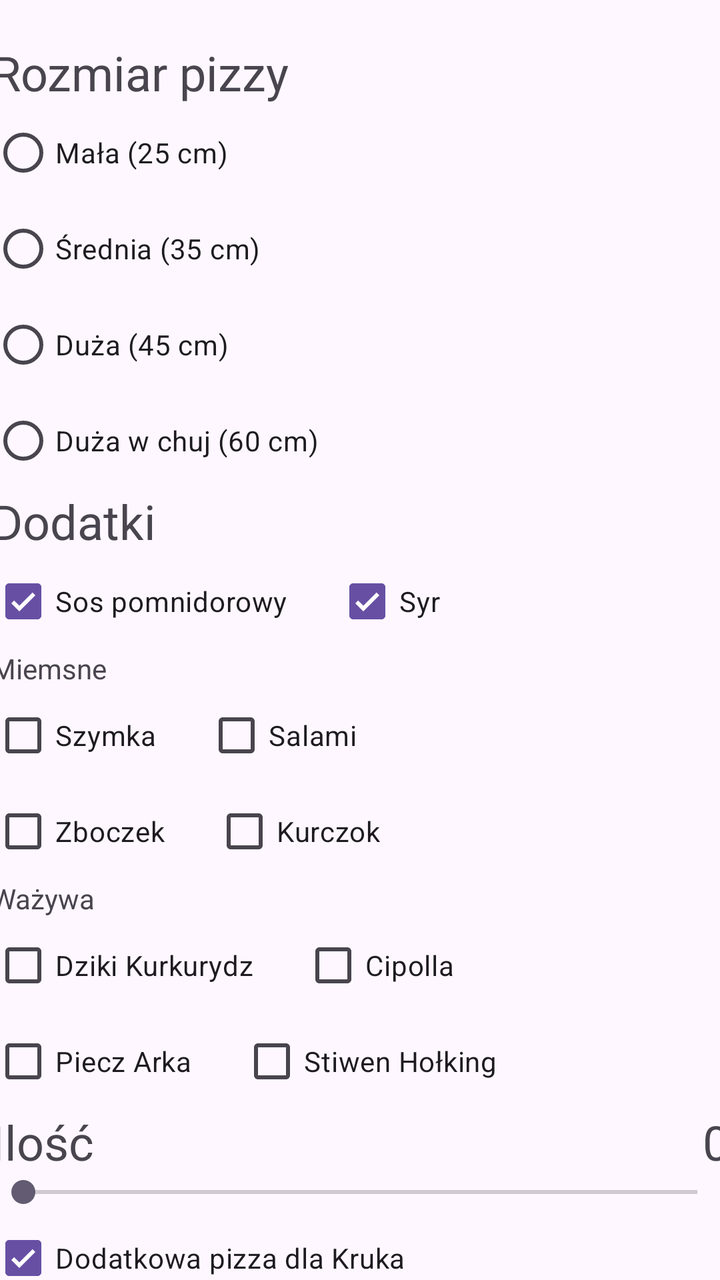
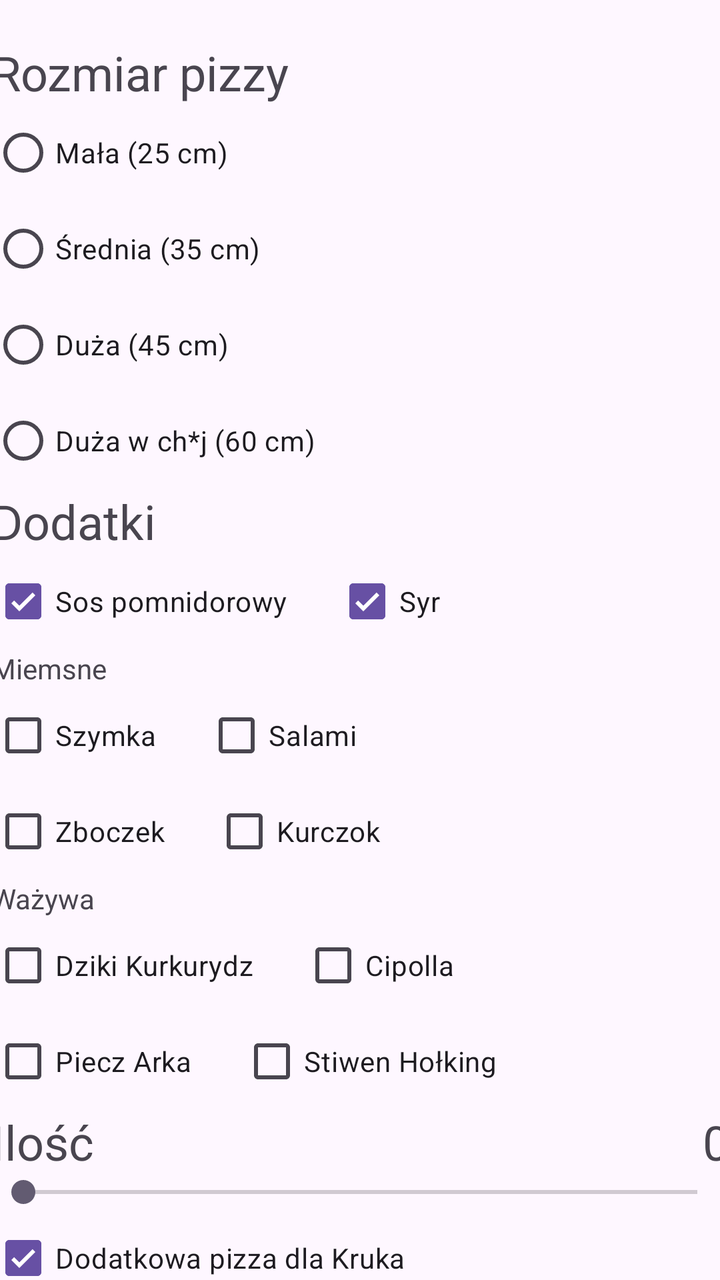

Screens rendered from an Android XML layout before and after an edit, with the pre-edit source and the edit as a unified diff.
<!-- AndroidManifest.xml: application theme Theme.PizzaOrderer -->
<!-- res/layout/activity_main.xml -->
<?xml version="1.0" encoding="utf-8"?>
<androidx.constraintlayout.widget.ConstraintLayout xmlns:android="http://schemas.android.com/apk/res/android"
    xmlns:app="http://schemas.android.com/apk/res-auto"
    xmlns:tools="http://schemas.android.com/tools"
    android:id="@+id/main"
    android:layout_width="match_parent"
    android:layout_height="match_parent"
    tools:context=".MainActivity">

    <ScrollView
        android:layout_width="409dp"
        android:layout_height="0dp"
        android:visibility="visible"
        app:layout_constraintBottom_toBottomOf="parent"
        app:layout_constraintEnd_toEndOf="parent"
        app:layout_constraintStart_toStartOf="parent"
        app:layout_constraintTop_toTopOf="parent">

        <LinearLayout
            android:layout_width="match_parent"
            android:layout_height="wrap_content"
            android:layout_marginStart="20dp"
            android:layout_marginTop="20dp"
            android:layout_marginEnd="20dp"
            android:orientation="vertical">

            <TextView
                android:id="@+id/tvPizzaSize"
                android:layout_width="match_parent"
                android:layout_height="wrap_content"
                android:text="Rozmiar pizzy"
                android:textSize="24sp" />

            <RadioGroup
                android:id="@+id/rbPizzaSize"
                android:layout_width="match_parent"
                android:layout_height="wrap_content">

                <RadioButton
                    android:id="@+id/rdPizzaSizeSmall"
                    android:layout_width="match_parent"
                    android:layout_height="wrap_content"
                    android:text="Mała (25 cm)" />

                <RadioButton
                    android:id="@+id/rdPizzaSizeMedium"
                    android:layout_width="match_parent"
                    android:layout_height="wrap_content"
                    android:text="Średnia (35 cm)" />

                <RadioButton
                    android:id="@+id/rdPizzaSizeLarge"
                    android:layout_width="match_parent"
                    android:layout_height="wrap_content"
                    android:text="Duża (45 cm)" />

                <RadioButton
                    android:id="@+id/rdPizzaSizLargeWChuj"
                    android:layout_width="match_parent"
                    android:layout_height="wrap_content"
                    android:text="Duża w chuj (60 cm)" />

                <LinearLayout
                    android:layout_width="match_parent"
                    android:layout_height="match_parent"
                    android:orientation="horizontal"></LinearLayout>

            </RadioGroup>

            <TextView
                android:id="@+id/tvPizzaToppings"
                android:layout_width="match_parent"
                android:layout_height="wrap_content"
                android:text="Dodatki"
                android:textSize="24sp" />

            <androidx.constraintlayout.widget.ConstraintLayout
                android:layout_width="match_parent"
                android:layout_height="wrap_content">

                <CheckBox
                    android:id="@+id/cbToppingTomatoSouce"
                    android:layout_width="wrap_content"
                    android:layout_height="wrap_content"
                    android:checked="true"
                    android:text="Sos pomnidorowy"
                    app:layout_constraintEnd_toStartOf="@id/cbToppingCheese"
                    app:layout_constraintHorizontal_bias="0.5"
                    app:layout_constraintHorizontal_chainStyle="spread"
                    app:layout_constraintStart_toStartOf="parent"
                    app:layout_constraintTop_toTopOf="parent" />

                <CheckBox
                    android:id="@+id/cbToppingCheese"
                    android:layout_width="wrap_content"
                    android:layout_height="wrap_content"
                    android:layout_marginStart="24dp"
                    android:checked="true"
                    android:text="Syr"
                    app:layout_constraintEnd_toStartOf="@+id/cbToppingTomatoSouce"
                    app:layout_constraintHorizontal_bias="0.5"
                    app:layout_constraintStart_toEndOf="@+id/cbToppingTomatoSouce"
                    app:layout_constraintTop_toTopOf="parent" />
            </androidx.constraintlayout.widget.ConstraintLayout>

            <TextView
                android:id="@+id/tvPizzaToppingsMeat"
                android:layout_width="match_parent"
                android:layout_height="wrap_content"
                android:text="Miemsne" />

            <androidx.constraintlayout.widget.ConstraintLayout
                android:layout_width="match_parent"
                android:layout_height="wrap_content">

                <CheckBox
                    android:id="@+id/cbToppingHam"
                    android:layout_width="wrap_content"
                    android:layout_height="wrap_content"
                    android:checked="false"
                    android:text="Szymka"
                    app:layout_constraintEnd_toStartOf="@id/cbToppingSalami"
                    app:layout_constraintHorizontal_bias="0.5"
                    app:layout_constraintHorizontal_chainStyle="spread"
                    app:layout_constraintStart_toStartOf="parent"
                    app:layout_constraintTop_toTopOf="parent" />

                <CheckBox
                    android:id="@+id/cbToppingSalami"
                    android:layout_width="wrap_content"
                    android:layout_height="wrap_content"
                    android:layout_marginStart="24dp"
                    android:checked="false"
                    android:text="Salami"
                    app:layout_constraintEnd_toStartOf="@id/cbToppingHam"
                    app:layout_constraintHorizontal_bias="0.5"
                    app:layout_constraintStart_toEndOf="@id/cbToppingHam"
                    app:layout_constraintTop_toTopOf="parent" />
            </androidx.constraintlayout.widget.ConstraintLayout>

            <androidx.constraintlayout.widget.ConstraintLayout
                android:layout_width="match_parent"
                android:layout_height="wrap_content">

                <CheckBox
                    android:id="@+id/cbToppingBacon"
                    android:layout_width="wrap_content"
                    android:layout_height="wrap_content"
                    android:checked="false"
                    android:text="Zboczek"
                    app:layout_constraintEnd_toStartOf="@id/cbToppingChicken"
                    app:layout_constraintHorizontal_bias="0.5"
                    app:layout_constraintHorizontal_chainStyle="spread"
                    app:layout_constraintStart_toStartOf="parent"
                    app:layout_constraintTop_toTopOf="parent" />

                <CheckBox
                    android:id="@+id/cbToppingChicken"
                    android:layout_width="wrap_content"
                    android:layout_height="wrap_content"
                    android:layout_marginStart="24dp"
                    android:checked="false"
                    android:text="Kurczok"
                    app:layout_constraintEnd_toStartOf="@id/cbToppingBacon"
                    app:layout_constraintHorizontal_bias="0.5"
                    app:layout_constraintStart_toEndOf="@id/cbToppingBacon"
                    app:layout_constraintTop_toTopOf="parent" />

            </androidx.constraintlayout.widget.ConstraintLayout>

            <TextView
                android:id="@+id/tvPizzaToppingsVegetable"
                android:layout_width="match_parent"
                android:layout_height="wrap_content"
                android:text="Ważywa" />

            <androidx.constraintlayout.widget.ConstraintLayout
                android:layout_width="match_parent"
                android:layout_height="wrap_content">

                <CheckBox
                    android:id="@+id/cbToppingCorn"
                    android:layout_width="wrap_content"
                    android:layout_height="wrap_content"
                    android:checked="false"
                    android:text="Dziki Kurkurydz"
                    app:layout_constraintEnd_toStartOf="@id/cbToppingOnion"
                    app:layout_constraintHorizontal_bias="0.5"
                    app:layout_constraintHorizontal_chainStyle="spread"
                    app:layout_constraintStart_toStartOf="parent"
                    app:layout_constraintTop_toTopOf="parent" />

                <CheckBox
                    android:id="@+id/cbToppingOnion"
                    android:layout_width="wrap_content"
                    android:layout_height="wrap_content"
                    android:layout_marginStart="24dp"
                    android:checked="false"
                    android:text="Cipolla"
                    app:layout_constraintEnd_toStartOf="@id/cbToppingCorn"
                    app:layout_constraintHorizontal_bias="0.5"
                    app:layout_constraintStart_toEndOf="@id/cbToppingCorn"
                    app:layout_constraintTop_toTopOf="parent" />

            </androidx.constraintlayout.widget.ConstraintLayout>

            <androidx.constraintlayout.widget.ConstraintLayout
                android:layout_width="match_parent"
                android:layout_height="match_parent">

                <CheckBox
                    android:id="@+id/cbToppingShrooms"
                    android:layout_width="wrap_content"
                    android:layout_height="wrap_content"
                    android:checked="false"
                    android:text="Piecz Arka"
                    app:layout_constraintEnd_toStartOf="@id/cbToppingHawking"
                    app:layout_constraintHorizontal_bias="0.5"
                    app:layout_constraintHorizontal_chainStyle="spread"
                    app:layout_constraintStart_toStartOf="parent"
                    app:layout_constraintTop_toTopOf="parent" />

                <CheckBox
                    android:id="@+id/cbToppingHawking"
                    android:layout_width="wrap_content"
                    android:layout_height="wrap_content"
                    android:layout_marginStart="24dp"
                    android:checked="false"
                    android:text="Stiwen Hołking"
                    app:layout_constraintEnd_toStartOf="@id/cbToppingShrooms"
                    app:layout_constraintHorizontal_bias="0.5"
                    app:layout_constraintStart_toEndOf="@id/cbToppingShrooms"
                    app:layout_constraintTop_toTopOf="parent" />

            </androidx.constraintlayout.widget.ConstraintLayout>

            <LinearLayout
                android:layout_width="match_parent"
                android:layout_height="match_parent"
                android:orientation="horizontal">

                <TextView
                    android:id="@+id/tvPizzaAmount"
                    android:layout_width="wrap_content"
                    android:layout_height="wrap_content"
                    android:text="Ilość"
                    android:textSize="24sp" />

                <TextView
                    android:id="@+id/tvPizzaAmountValue"
                    android:layout_width="wrap_content"
                    android:layout_height="wrap_content"
                    android:layout_weight="1"
                    android:text="0"
                    android:textAlignment="textEnd"
                    android:textSize="24sp" />
            </LinearLayout>

            <SeekBar
                android:id="@+id/sbAmount"
                android:layout_width="match_parent"
                android:layout_height="wrap_content"
                android:max="1000000" />

            <CheckBox
                android:id="@+id/cbPizzaForKruk"
                android:layout_width="match_parent"
                android:layout_height="wrap_content"
                android:checked="true"
                android:text="Dodatkowa pizza dla Kruka" />

            <TextView
                android:id="@+id/tvAddress"
                android:layout_width="match_parent"
                android:layout_height="wrap_content"
                android:text="Adres dostawy"
                android:textSize="24sp" />

            <EditText
                android:id="@+id/etAddress"
                android:layout_width="match_parent"
                android:layout_height="wrap_content"
                android:ems="10"
                android:hint="Podaj adres dostawy"
                android:inputType="text" />

            <Button
                android:id="@+id/btnOrder"
                android:layout_width="match_parent"
                android:layout_height="wrap_content"
                android:text="Zamuf Picce" />

        </LinearLayout>
    </ScrollView>

</androidx.constraintlayout.widget.ConstraintLayout>
<!-- resources referenced by this layout -->
<resources>
  <style name="Theme.PizzaOrderer" parent="Base.Theme.PizzaOrderer" />
  <style name="Base.Theme.PizzaOrderer" parent="Theme.Material3.DayNight.NoActionBar">
          
          
      </style>
</resources>

<!-- the commit's change to res/layout/activity_main.xml (unified diff, before → after) -->
@@ -28,7 +28,7 @@
                 android:id="@+id/tvPizzaSize"
                 android:layout_width="match_parent"
                 android:layout_height="wrap_content"
-                android:text="Rozmiar pizzy"
+                android:text="@string/tvPizzaSize"
                 android:textSize="24sp" />
 
             <RadioGroup
@@ -40,38 +40,32 @@
                     android:id="@+id/rdPizzaSizeSmall"
                     android:layout_width="match_parent"
                     android:layout_height="wrap_content"
-                    android:text="Mała (25 cm)" />
+                    android:text="@string/rdPizzaSizeSmall" />
 
                 <RadioButton
                     android:id="@+id/rdPizzaSizeMedium"
                     android:layout_width="match_parent"
                     android:layout_height="wrap_content"
-                    android:text="Średnia (35 cm)" />
+                    android:text="@string/rdPizzaSizeMedium" />
 
                 <RadioButton
                     android:id="@+id/rdPizzaSizeLarge"
                     android:layout_width="match_parent"
                     android:layout_height="wrap_content"
-                    android:text="Duża (45 cm)" />
-
-                <RadioButton
-                    android:id="@+id/rdPizzaSizLargeWChuj"
-                    android:layout_width="match_parent"
-                    android:layout_height="wrap_content"
-                    android:text="Duża w chuj (60 cm)" />
-
-                <LinearLayout
-                    android:layout_width="match_parent"
-                    android:layout_height="match_parent"
-                    android:orientation="horizontal"></LinearLayout>
-
+                    android:text="@string/rdPizzaSizeLarge" />
+
+                <RadioButton
+                    android:id="@+id/rdPizzaSizeLargeWChuj"
+                    android:layout_width="match_parent"
+                    android:layout_height="wrap_content"
+                    android:text="@string/rdPizzaSizeLargeWChuj" />
             </RadioGroup>
 
             <TextView
                 android:id="@+id/tvPizzaToppings"
                 android:layout_width="match_parent"
                 android:layout_height="wrap_content"
-                android:text="Dodatki"
+                android:text="@string/tvPizzaToppings"
                 android:textSize="24sp" />
 
             <androidx.constraintlayout.widget.ConstraintLayout
@@ -79,11 +73,11 @@
                 android:layout_height="wrap_content">
 
                 <CheckBox
-                    android:id="@+id/cbToppingTomatoSouce"
+                    android:id="@+id/cbToppingTomatoSauce"
                     android:layout_width="wrap_content"
                     android:layout_height="wrap_content"
                     android:checked="true"
-                    android:text="Sos pomnidorowy"
+                    android:text="@string/cbToppingTomatoSauce"
                     app:layout_constraintEnd_toStartOf="@id/cbToppingCheese"
                     app:layout_constraintHorizontal_bias="0.5"
                     app:layout_constraintHorizontal_chainStyle="spread"
@@ -96,10 +90,10 @@
                     android:layout_height="wrap_content"
                     android:layout_marginStart="24dp"
                     android:checked="true"
-                    android:text="Syr"
-                    app:layout_constraintEnd_toStartOf="@+id/cbToppingTomatoSouce"
-                    app:layout_constraintHorizontal_bias="0.5"
-                    app:layout_constraintStart_toEndOf="@+id/cbToppingTomatoSouce"
+                    android:text="@string/cbToppingCheese"
+                    app:layout_constraintEnd_toStartOf="@+id/cbToppingTomatoSauce"
+                    app:layout_constraintHorizontal_bias="0.5"
+                    app:layout_constraintStart_toEndOf="@+id/cbToppingTomatoSauce"
                     app:layout_constraintTop_toTopOf="parent" />
             </androidx.constraintlayout.widget.ConstraintLayout>
 
@@ -107,7 +101,7 @@
                 android:id="@+id/tvPizzaToppingsMeat"
                 android:layout_width="match_parent"
                 android:layout_height="wrap_content"
-                android:text="Miemsne" />
+                android:text="@string/tvPizzaToppingsMeat" />
 
             <androidx.constraintlayout.widget.ConstraintLayout
                 android:layout_width="match_parent"
@@ -118,7 +112,7 @@
                     android:layout_width="wrap_content"
                     android:layout_height="wrap_content"
                     android:checked="false"
-                    android:text="Szymka"
+                    android:text="@string/cbToppingHam"
                     app:layout_constraintEnd_toStartOf="@id/cbToppingSalami"
                     app:layout_constraintHorizontal_bias="0.5"
                     app:layout_constraintHorizontal_chainStyle="spread"
@@ -131,7 +125,7 @@
                     android:layout_height="wrap_content"
                     android:layout_marginStart="24dp"
                     android:checked="false"
-                    android:text="Salami"
+                    android:text="@string/cbToppingSalami"
                     app:layout_constraintEnd_toStartOf="@id/cbToppingHam"
                     app:layout_constraintHorizontal_bias="0.5"
                     app:layout_constraintStart_toEndOf="@id/cbToppingHam"
@@ -147,7 +141,7 @@
                     android:layout_width="wrap_content"
                     android:layout_height="wrap_content"
                     android:checked="false"
-                    android:text="Zboczek"
+                    android:text="@string/cbToppingBacon"
                     app:layout_constraintEnd_toStartOf="@id/cbToppingChicken"
                     app:layout_constraintHorizontal_bias="0.5"
                     app:layout_constraintHorizontal_chainStyle="spread"
@@ -160,7 +154,7 @@
                     android:layout_height="wrap_content"
                     android:layout_marginStart="24dp"
                     android:checked="false"
-                    android:text="Kurczok"
+                    android:text="@string/cbToppingChicken"
                     app:layout_constraintEnd_toStartOf="@id/cbToppingBacon"
                     app:layout_constraintHorizontal_bias="0.5"
                     app:layout_constraintStart_toEndOf="@id/cbToppingBacon"
@@ -172,7 +166,7 @@
                 android:id="@+id/tvPizzaToppingsVegetable"
                 android:layout_width="match_parent"
                 android:layout_height="wrap_content"
-                android:text="Ważywa" />
+                android:text="@string/tvPizzaToppingsVegetable" />
 
             <androidx.constraintlayout.widget.ConstraintLayout
                 android:layout_width="match_parent"
@@ -183,7 +177,7 @@
                     android:layout_width="wrap_content"
                     android:layout_height="wrap_content"
                     android:checked="false"
-                    android:text="Dziki Kurkurydz"
+                    android:text="@string/cbToppingCorn"
                     app:layout_constraintEnd_toStartOf="@id/cbToppingOnion"
                     app:layout_constraintHorizontal_bias="0.5"
                     app:layout_constraintHorizontal_chainStyle="spread"
@@ -196,7 +190,7 @@
                     android:layout_height="wrap_content"
                     android:layout_marginStart="24dp"
                     android:checked="false"
-                    android:text="Cipolla"
+                    android:text="@string/cbToppingOnion"
                     app:layout_constraintEnd_toStartOf="@id/cbToppingCorn"
                     app:layout_constraintHorizontal_bias="0.5"
                     app:layout_constraintStart_toEndOf="@id/cbToppingCorn"
@@ -213,7 +207,7 @@
                     android:layout_width="wrap_content"
                     android:layout_height="wrap_content"
                     android:checked="false"
-                    android:text="Piecz Arka"
+                    android:text="@string/cbToppingShrooms"
                     app:layout_constraintEnd_toStartOf="@id/cbToppingHawking"
                     app:layout_constraintHorizontal_bias="0.5"
                     app:layout_constraintHorizontal_chainStyle="spread"
@@ -226,7 +220,7 @@
                     android:layout_height="wrap_content"
                     android:layout_marginStart="24dp"
                     android:checked="false"
-                    android:text="Stiwen Hołking"
+                    android:text="@string/cbToppingHawking"
                     app:layout_constraintEnd_toStartOf="@id/cbToppingShrooms"
                     app:layout_constraintHorizontal_bias="0.5"
                     app:layout_constraintStart_toEndOf="@id/cbToppingShrooms"
@@ -243,12 +237,12 @@
                     android:id="@+id/tvPizzaAmount"
                     android:layout_width="wrap_content"
                     android:layout_height="wrap_content"
-                    android:text="Ilość"
+                    android:text="@string/tvPizzaAmount"
                     android:textSize="24sp" />
 
                 <TextView
                     android:id="@+id/tvPizzaAmountValue"
-                    android:layout_width="wrap_content"
+                    android:layout_width="0dp"
                     android:layout_height="wrap_content"
                     android:layout_weight="1"
                     android:text="0"
@@ -267,28 +261,29 @@
                 android:layout_width="match_parent"
                 android:layout_height="wrap_content"
                 android:checked="true"
-                android:text="Dodatkowa pizza dla Kruka" />
+                android:text="@string/cbPizzaForKruk" />
 
             <TextView
                 android:id="@+id/tvAddress"
                 android:layout_width="match_parent"
                 android:layout_height="wrap_content"
-                android:text="Adres dostawy"
+                android:text="@string/tvAddress"
                 android:textSize="24sp" />
 
             <EditText
                 android:id="@+id/etAddress"
                 android:layout_width="match_parent"
                 android:layout_height="wrap_content"
+                android:autofillHints=""
                 android:ems="10"
-                android:hint="Podaj adres dostawy"
+                android:hint="@string/etAddress"
                 android:inputType="text" />
 
             <Button
                 android:id="@+id/btnOrder"
                 android:layout_width="match_parent"
                 android:layout_height="wrap_content"
-                android:text="Zamuf Picce" />
+                android:text="@string/btnOrder" />
 
         </LinearLayout>
     </ScrollView>
<!-- resource entries referenced after the edit -->
@@ -1,5 +1,28 @@
 <!-- resources referenced by this layout -->
 <resources>
+  <string name="btnOrder">Zamuf Picce</string>
+  <string name="cbPizzaForKruk">Dodatkowa pizza dla Kruka</string>
+  <string name="cbToppingBacon">Zboczek</string>
+  <string name="cbToppingCheese">Syr</string>
+  <string name="cbToppingChicken">Kurczok</string>
+  <string name="cbToppingCorn">Dziki Kurkurydz</string>
+  <string name="cbToppingHam">Szymka</string>
+  <string name="cbToppingHawking">Stiwen Hołking</string>
+  <string name="cbToppingOnion">Cipolla</string>
+  <string name="cbToppingSalami">Salami</string>
+  <string name="cbToppingShrooms">Piecz Arka</string>
+  <string name="cbToppingTomatoSauce">Sos pomnidorowy</string>
+  <string name="etAddress">Podaj adres dostawy</string>
+  <string name="rdPizzaSizeLarge">Duża (45 cm)</string>
+  <string name="rdPizzaSizeLargeWChuj">Duża w ch*j (60 cm)</string>
+  <string name="rdPizzaSizeMedium">Średnia (35 cm)</string>
+  <string name="rdPizzaSizeSmall">Mała (25 cm)</string>
+  <string name="tvAddress">Adres dostawy</string>
+  <string name="tvPizzaAmount">Ilość</string>
+  <string name="tvPizzaSize">Rozmiar pizzy</string>
+  <string name="tvPizzaToppings">Dodatki</string>
+  <string name="tvPizzaToppingsMeat">Miemsne</string>
+  <string name="tvPizzaToppingsVegetable">Ważywa</string>
   <style name="Theme.PizzaOrderer" parent="Base.Theme.PizzaOrderer" />
   <style name="Base.Theme.PizzaOrderer" parent="Theme.Material3.DayNight.NoActionBar">
           
